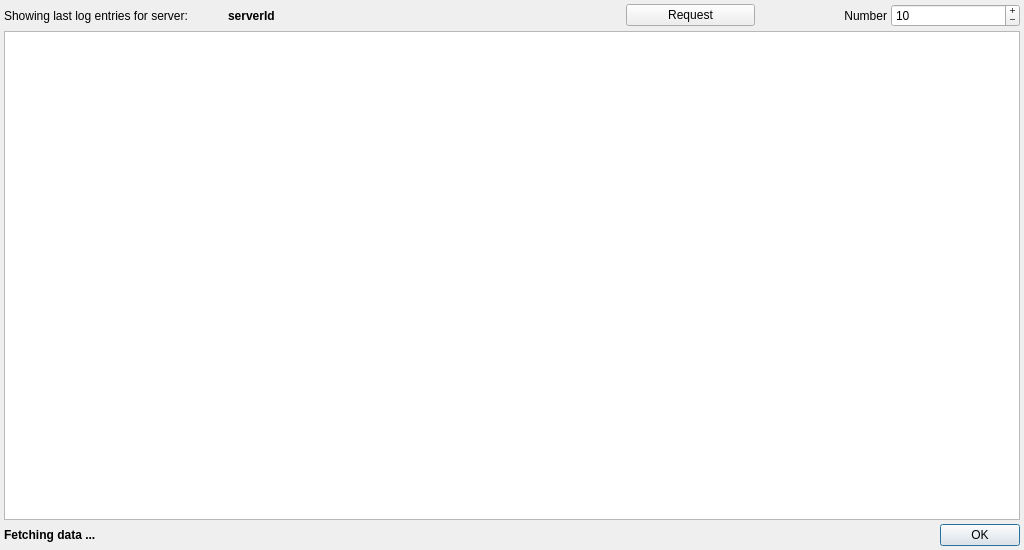
The window that src/pythonGui/karabogui/dialogs/ui/log_dialog.ui (European-XFEL/Karabo) describes before a commit, drawn with Qt 5.
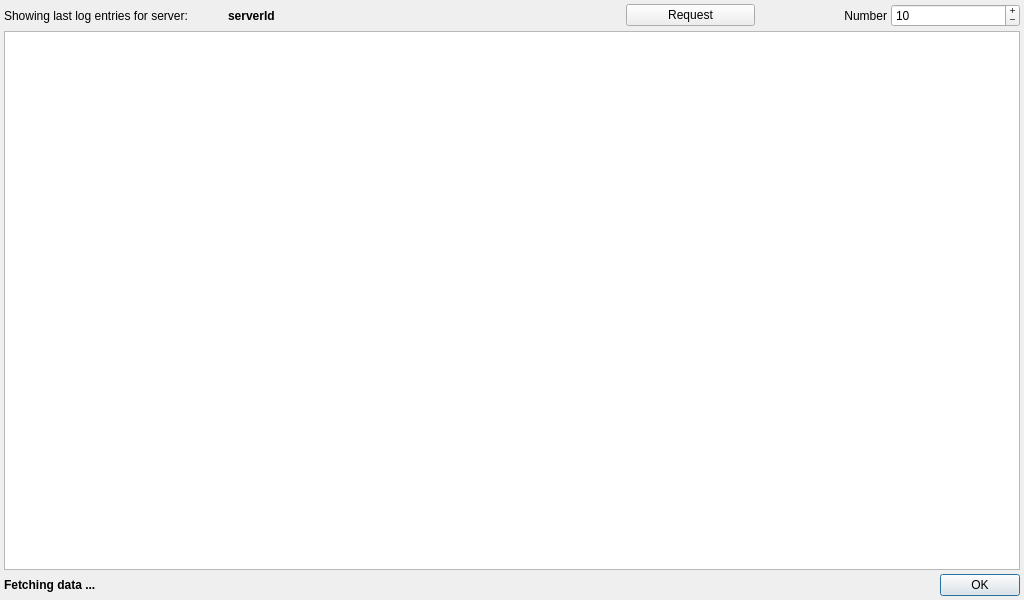
The same window after the commit.

Commit message: GUI: Scroll to bottom (newest) log on update and utilize request button

Patch:
```diff
--- a/src/pythonGui/karabogui/dialogs/ui/log_dialog.ui
+++ b/src/pythonGui/karabogui/dialogs/ui/log_dialog.ui
@@ -7,7 +7,7 @@
     <x>0</x>
     <y>0</y>
     <width>1024</width>
-    <height>550</height>
+    <height>600</height>
    </rect>
   </property>
   <property name="sizePolicy">
```
The commit also changes 2 other files.
